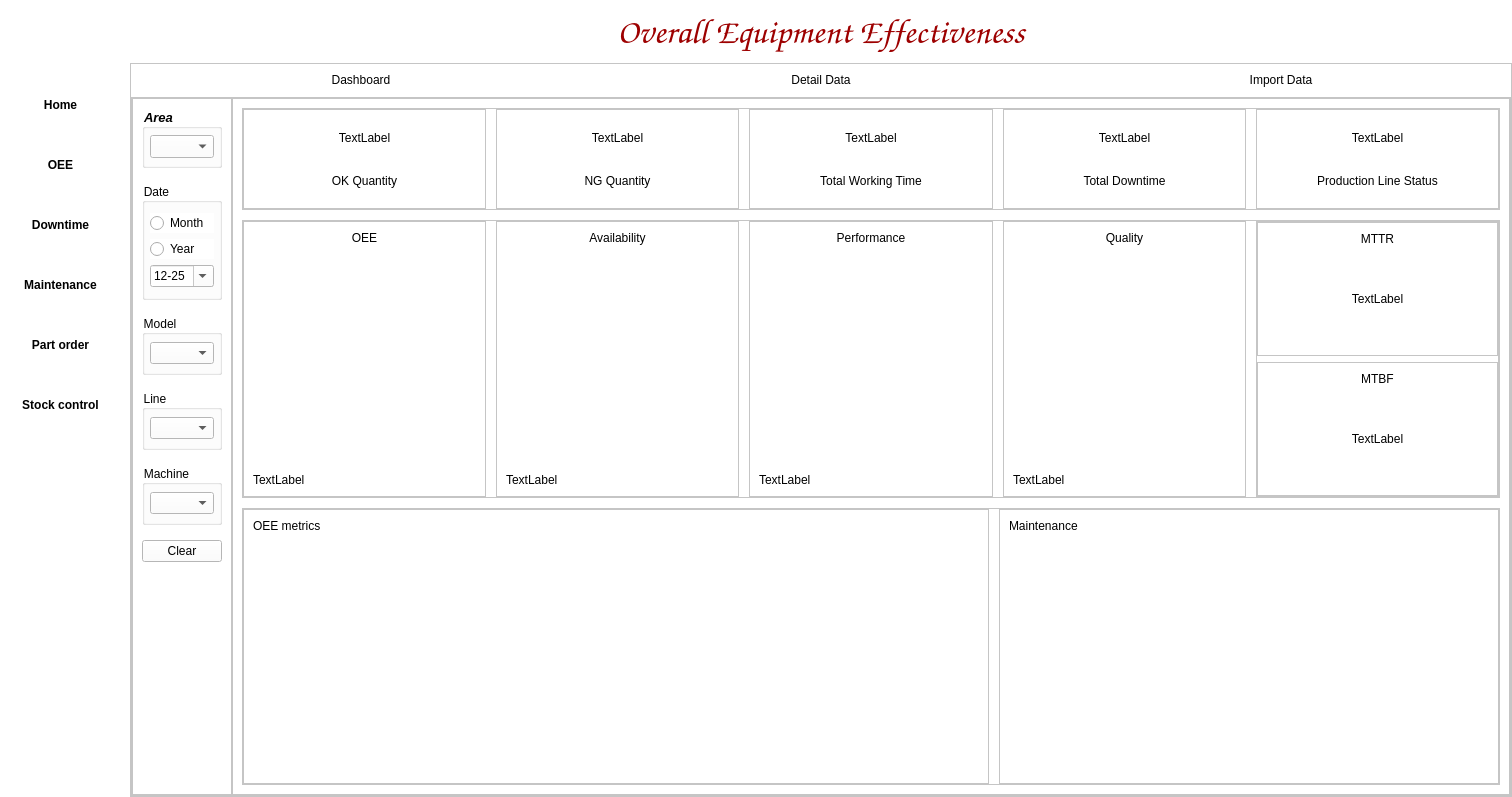
Old version of the form UI/UI_file/MainWindown.ui in the repository PMS202/CMMSApp.
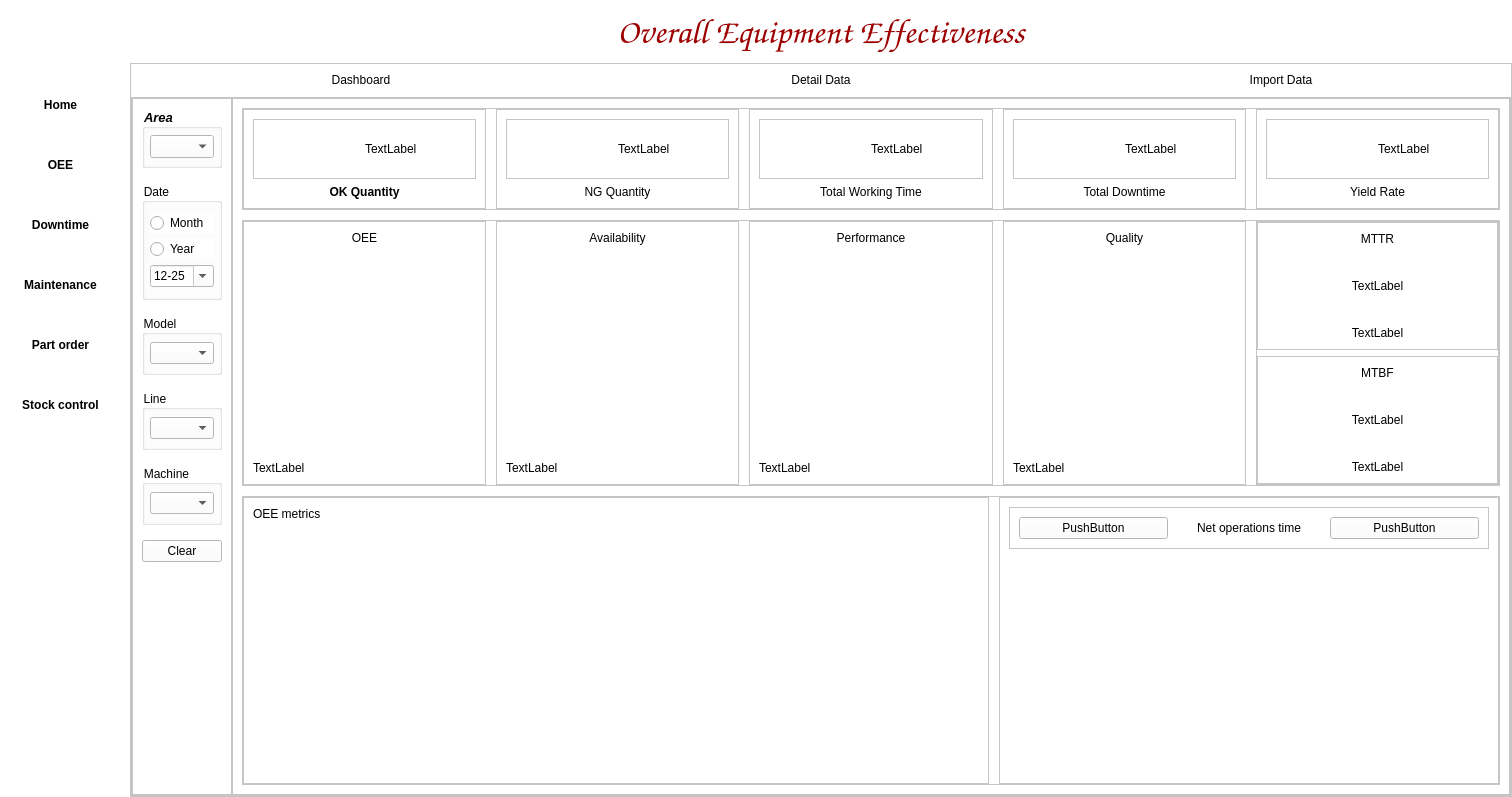
New version of the form. The open tabs and pages were chosen to show the change. Icons and pictures are not drawn.

```diff
--- a/UI/UI_file/MainWindown.ui
+++ b/UI/UI_file/MainWindown.ui
@@ -880,28 +880,69 @@
                           </property>
                           <layout class="QVBoxLayout" name="verticalLayout_64">
                            <item>
-                            <widget class="QLabel" name="OEE_OK_qty_lbl">
+                            <widget class="QFrame" name="frame_142">
                              <property name="sizePolicy">
-                              <sizepolicy hsizetype="Preferred" vsizetype="Preferred">
+                              <sizepolicy hsizetype="Preferred" vsizetype="MinimumExpanding">
                                <horstretch>0</horstretch>
                                <verstretch>0</verstretch>
                               </sizepolicy>
                              </property>
-                             <property name="text">
-                              <string>TextLabel</string>
+                             <property name="frameShape">
+                              <enum>QFrame::StyledPanel</enum>
                              </property>
-                             <property name="alignment">
-                              <set>Qt::AlignCenter</set>
+                             <property name="frameShadow">
+                              <enum>QFrame::Raised</enum>
                              </property>
+                             <layout class="QHBoxLayout" name="horizontalLayout_95">
+                              <property name="spacing">
+                               <number>0</number>
+                              </property>
+                              <property name="leftMargin">
+                               <number>0</number>
+                              </property>
+                              <property name="topMargin">
+                               <number>0</number>
+                              </property>
+                              <property name="rightMargin">
+                               <number>0</number>
+                              </property>
+                              <property name="bottomMargin">
+                               <number>0</number>
+                              </property>
+                              <item>
+                               <widget class="QLabel" name="label_79">
+                                <property name="text">
+                                 <string/>
+                                </property>
+                               </widget>
+                              </item>
+                              <item>
+                               <widget class="QLabel" name="OEE_OK_qty_lbl">
+                                <property name="sizePolicy">
+                                 <sizepolicy hsizetype="Preferred" vsizetype="Preferred">
+                                  <horstretch>0</horstretch>
+                                  <verstretch>0</verstretch>
+                                 </sizepolicy>
+                                </property>
+                                <property name="text">
+                                 <string>TextLabel</string>
+                                </property>
+                                <property name="alignment">
+                                 <set>Qt::AlignLeading|Qt::AlignLeft|Qt::AlignVCenter</set>
+                                </property>
+                               </widget>
+                              </item>
+                             </layout>
                             </widget>
                            </item>
                            <item>
                             <widget class="QLabel" name="label_64">
-                             <property name="sizePolicy">
-                              <sizepolicy hsizetype="Minimum" vsizetype="Minimum">
-                               <horstretch>0</horstretch>
-                               <verstretch>0</verstretch>
-                              </sizepolicy>
+                             <property name="font">
+                              <font>
+                               <family>MS Sans Serif</family>
+                               <weight>75</weight>
+                               <bold>true</bold>
+                              </font>
                              </property>
                              <property name="text">
                               <string>OK Quantity</string>
@@ -924,13 +965,53 @@
                           </property>
                           <layout class="QVBoxLayout" name="verticalLayout_65">
                            <item>
-                            <widget class="QLabel" name="OEE_NG_qty_lbl">
-                             <property name="text">
-                              <string>TextLabel</string>
+                            <widget class="QFrame" name="frame_143">
+                             <property name="sizePolicy">
+                              <sizepolicy hsizetype="Preferred" vsizetype="MinimumExpanding">
+                               <horstretch>0</horstretch>
+                               <verstretch>0</verstretch>
+                              </sizepolicy>
                              </property>
-                             <property name="alignment">
-                              <set>Qt::AlignCenter</set>
+                             <property name="frameShape">
+                              <enum>QFrame::StyledPanel</enum>
                              </property>
+                             <property name="frameShadow">
+                              <enum>QFrame::Raised</enum>
+                             </property>
+                             <layout class="QHBoxLayout" name="horizontalLayout_96">
+                              <property name="spacing">
+                               <number>0</number>
+                              </property>
+                              <property name="leftMargin">
+                               <number>0</number>
+                              </property>
+                              <property name="topMargin">
+                               <number>0</number>
+                              </property>
+                              <property name="rightMargin">
+                               <number>0</number>
+                              </property>
+                              <property name="bottomMargin">
+                               <number>0</number>
+                              </property>
+                              <item>
+                               <widget class="QLabel" name="label_81">
+                                <property name="text">
+                                 <string/>
+                                </property>
+                               </widget>
+                              </item>
+                              <item>
+                               <widget class="QLabel" name="OEE_NG_qty_lbl">
+                                <property name="text">
+                                 <string>TextLabel</string>
+                                </property>
+                                <property name="alignment">
+                                 <set>Qt::AlignLeading|Qt::AlignLeft|Qt::AlignVCenter</set>
+                                </property>
+                               </widget>
+                              </item>
+                             </layout>
                             </widget>
                            </item>
                            <item>
@@ -956,13 +1037,53 @@
                           </property>
                           <layout class="QVBoxLayout" name="verticalLayout_66">
                            <item>
-                            <widget class="QLabel" name="OEE_WT_lbl">
-                             <property name="text">
-                              <string>TextLabel</string>
+                            <widget class="QFrame" name="frame_144">
+                             <property name="sizePolicy">
+                              <sizepolicy hsizetype="Preferred" vsizetype="MinimumExpanding">
+                               <horstretch>0</horstretch>
+                               <verstretch>0</verstretch>
+                              </sizepolicy>
                              </property>
-                             <property name="alignment">
-                              <set>Qt::AlignCenter</set>
+                             <property name="frameShape">
+                              <enum>QFrame::StyledPanel</enum>
                              </property>
+                             <property name="frameShadow">
+                              <enum>QFrame::Raised</enum>
+                             </property>
+                             <layout class="QHBoxLayout" name="horizontalLayout_97">
+                              <property name="spacing">
+                               <number>0</number>
+                              </property>
+                              <property name="leftMargin">
+                               <number>0</number>
+                              </property>
+                              <property name="topMargin">
+                               <number>0</number>
+                              </property>
+                              <property name="rightMargin">
+                               <number>0</number>
+                              </property>
+                              <property name="bottomMargin">
+                               <number>0</number>
+                              </property>
+                              <item>
+                               <widget class="QLabel" name="label_83">
+                                <property name="text">
+                                 <string/>
+                                </property>
+                               </widget>
+                              </item>
+                              <item>
+                               <widget class="QLabel" name="OEE_WT_lbl">
+                                <property name="text">
+                                 <string>TextLabel</string>
+                                </property>
+                                <property name="alignment">
+                                 <set>Qt::AlignLeading|Qt::AlignLeft|Qt::AlignVCenter</set>
+                                </property>
+                               </widget>
+                              </item>
+                             </layout>
                             </widget>
                            </item>
                            <item>
@@ -988,13 +1109,53 @@
                           </property>
                           <layout class="QVBoxLayout" name="verticalLayout_67">
                            <item>
-                            <widget class="QLabel" name="OEE_DT_lbl">
-                             <property name="text">
-                              <string>TextLabel</string>
+                            <widget class="QFrame" name="frame_145">
+                             <property name="sizePolicy">
+                              <sizepolicy hsizetype="Preferred" vsizetype="MinimumExpanding">
+                               <horstretch>0</horstretch>
+                               <verstretch>0</verstretch>
+                              </sizepolicy>
                              </property>
-                             <property name="alignment">
-                              <set>Qt::AlignCenter</set>
+                             <property name="frameShape">
+                              <enum>QFrame::StyledPanel</enum>
                              </property>
+                             <property name="frameShadow">
+                              <enum>QFrame::Raised</enum>
+                             </property>
+                             <layout class="QHBoxLayout" name="horizontalLayout_98">
+                              <property name="spacing">
+                               <number>0</number>
+                              </property>
+                              <property name="leftMargin">
+                               <number>0</number>
+                              </property>
+                              <property name="topMargin">
+                               <number>0</number>
+                              </property>
+                              <property name="rightMargin">
+                               <number>0</number>
+                              </property>
+                              <property name="bottomMargin">
+                               <number>0</number>
+                              </property>
+                              <item>
+                               <widget class="QLabel" name="label_85">
+                                <property name="text">
+                                 <string/>
+                                </property>
+                               </widget>
+                              </item>
+                              <item>
+                               <widget class="QLabel" name="OEE_DT_lbl">
+                                <property name="text">
+                                 <string>TextLabel</string>
+                                </property>
+                                <property name="alignment">
+                                 <set>Qt::AlignLeading|Qt::AlignLeft|Qt::AlignVCenter</set>
+                                </property>
+                               </widget>
+                              </item>
+                             </layout>
                             </widget>
                            </item>
                            <item>
@@ -1020,19 +1181,59 @@
                           </property>
                           <layout class="QVBoxLayout" name="verticalLayout_68">
                            <item>
-                            <widget class="QLabel" name="label_85">
-                             <property name="text">
-                              <string>TextLabel</string>
+                            <widget class="QFrame" name="frame_146">
+                             <property name="sizePolicy">
+                              <sizepolicy hsizetype="Preferred" vsizetype="MinimumExpanding">
+                               <horstretch>0</horstretch>
+                               <verstretch>0</verstretch>
+                              </sizepolicy>
                              </property>
-                             <property name="alignment">
-                              <set>Qt::AlignCenter</set>
+                             <property name="frameShape">
+                              <enum>QFrame::StyledPanel</enum>
                              </property>
+                             <property name="frameShadow">
+                              <enum>QFrame::Raised</enum>
+                             </property>
+                             <layout class="QHBoxLayout" name="horizontalLayout_99">
+                              <property name="spacing">
+                               <number>0</number>
+                              </property>
+                              <property name="leftMargin">
+                               <number>0</number>
+                              </property>
+                              <property name="topMargin">
+                               <number>0</number>
+                              </property>
+                              <property name="rightMargin">
+                               <number>0</number>
+                              </property>
+                              <property name="bottomMargin">
+                               <number>0</number>
+                              </property>
+                              <item>
+                               <widget class="QLabel" name="label_86">
+                                <property name="text">
+                                 <string/>
+                                </property>
+                               </widget>
+                              </item>
+                              <item>
+                               <widget class="QLabel" name="OEE_yield_rate_lbl">
+                                <property name="text">
+                                 <string>TextLabel</string>
+                                </property>
+                                <property name="alignment">
+                                 <set>Qt::AlignLeading|Qt::AlignLeft|Qt::AlignVCenter</set>
+                                </property>
+                               </widget>
+                              </item>
+                             </layout>
                             </widget>
                            </item>
                            <item>
                             <widget class="QLabel" name="label_84">
                              <property name="text">
-                              <string>Production Line Status</string>
+                              <string>Yield Rate</string>
                              </property>
                              <property name="alignment">
                               <set>Qt::AlignCenter</set>
@@ -1053,6 +1254,12 @@
                          <verstretch>0</verstretch>
                         </sizepolicy>
                        </property>
+                       <property name="minimumSize">
+                        <size>
+                         <width>1235</width>
+                         <height>266</height>
+                        </size>
+                       </property>
                        <property name="frameShape">
                         <enum>QFrame::StyledPanel</enum>
                        </property>
@@ -1104,7 +1311,7 @@
                             <widget class="QWidget" name="OEE_value_chart" native="true"/>
                            </item>
                            <item>
-                            <widget class="QLabel" name="label_86">
+                            <widget class="QLabel" name="pre_OEE_lbl">
                              <property name="sizePolicy">
                               <sizepolicy hsizetype="Preferred" vsizetype="Maximum">
                                <horstretch>0</horstretch>
@@ -1307,6 +1514,22 @@
                                 </property>
                                </widget>
                               </item>
+                              <item>
+                               <widget class="QLabel" name="pre_MTTR_lbl">
+                                <property name="sizePolicy">
+                                 <sizepolicy hsizetype="Preferred" vsizetype="Maximum">
+                                  <horstretch>0</horstretch>
+                                  <verstretch>0</verstretch>
+                                 </sizepolicy>
+                                </property>
+                                <property name="text">
+                                 <string>TextLabel</string>
+                                </property>
+                                <property name="alignment">
+                                 <set>Qt::AlignCenter</set>
+                                </property>
+                               </widget>
+                              </item>
                              </layout>
                             </widget>
                            </item>
@@ -1345,6 +1568,22 @@
                                 </property>
                                </widget>
                               </item>
+                              <item>
+                               <widget class="QLabel" name="pre_MTBF_lbl">
+                                <property name="sizePolicy">
+                                 <sizepolicy hsizetype="Preferred" vsizetype="Maximum">
+                                  <horstretch>0</horstretch>
+                                  <verstretch>0</verstretch>
+                                 </sizepolicy>
+                                </property>
+                                <property name="text">
+                                 <string>TextLabel</string>
+                                </property>
+                                <property name="alignment">
+                                 <set>Qt::AlignCenter</set>
+                                </property>
+                               </widget>
+                              </item>
                              </layout>
                             </widget>
                            </item>
@@ -1381,7 +1620,7 @@
                         <item>
                          <widget class="QFrame" name="frame_139">
                           <property name="sizePolicy">
-                           <sizepolicy hsizetype="Minimum" vsizetype="Preferred">
+                           <sizepolicy hsizetype="Minimum" vsizetype="Minimum">
                             <horstretch>0</horstretch>
                             <verstretch>0</verstretch>
                            </sizepolicy>
@@ -1416,7 +1655,24 @@
                             </widget>
                            </item>
                            <item>
-                            <widget class="QWidget" name="OEE_metrics_chart" native="true"/>
+                            <widget class="QWidget" name="OEE_metrics_legend" native="true">
+                             <property name="minimumSize">
+                              <size>
+                               <width>0</width>
+                               <height>20</height>
+                              </size>
+                             </property>
+                            </widget>
+                           </item>
+                           <item>
+                            <widget class="QWidget" name="OEE_metrics_chart" native="true">
+                             <property name="sizePolicy">
+                              <sizepolicy hsizetype="MinimumExpanding" vsizetype="MinimumExpanding">
+                               <horstretch>0</horstretch>
+                               <verstretch>0</verstretch>
+                              </sizepolicy>
+                             </property>
+                            </widget>
                            </item>
                           </layout>
                          </widget>
@@ -1424,7 +1680,7 @@
                         <item>
                          <widget class="QFrame" name="frame_140">
                           <property name="sizePolicy">
-                           <sizepolicy hsizetype="Maximum" vsizetype="Preferred">
+                           <sizepolicy hsizetype="MinimumExpanding" vsizetype="MinimumExpanding">
                             <horstretch>0</horstretch>
                             <verstretch>0</verstretch>
                            </sizepolicy>
@@ -1446,16 +1702,51 @@
                             <number>3</number>
                            </property>
                            <item>
-                            <widget class="QLabel" name="label_65">
+                            <widget class="QFrame" name="frame_141">
                              <property name="sizePolicy">
                               <sizepolicy hsizetype="Preferred" vsizetype="Maximum">
                                <horstretch>0</horstretch>
                                <verstretch>0</verstretch>
                               </sizepolicy>
                              </property>
-                             <property name="text">
-                              <string>Maintenance</string>
+                             <property name="frameShape">
+                              <enum>QFrame::StyledPanel</enum>
                              </property>
+                             <property name="frameShadow">
+                              <enum>QFrame::Raised</enum>
+                             </property>
+                             <layout class="QHBoxLayout" name="horizontalLayout_86">
+                              <item>
+                               <widget class="QPushButton" name="pushButton">
+                                <property name="text">
+                                 <string>PushButton</string>
+                                </property>
+                               </widget>
+                              </item>
+                              <item>
+                               <widget class="QLabel" name="label_65">
+                                <property name="sizePolicy">
+                                 <sizepolicy hsizetype="Preferred" vsizetype="Maximum">
+                                  <horstretch>0</horstretch>
+                                  <verstretch>0</verstretch>
+                                 </sizepolicy>
+                                </property>
+                                <property name="text">
+                                 <string>Net operations time</string>
+                                </property>
+                                <property name="alignment">
+                                 <set>Qt::AlignCenter</set>
+                                </property>
+                               </widget>
+                              </item>
+                              <item>
+                               <widget class="QPushButton" name="pushButton_2">
+                                <property name="text">
+                                 <string>PushButton</string>
+                                </property>
+                               </widget>
+                              </item>
+                             </layout>
                             </widget>
                            </item>
                            <item>
```
Left out of the diff: 11 changed lines with no effect on the pictures.
